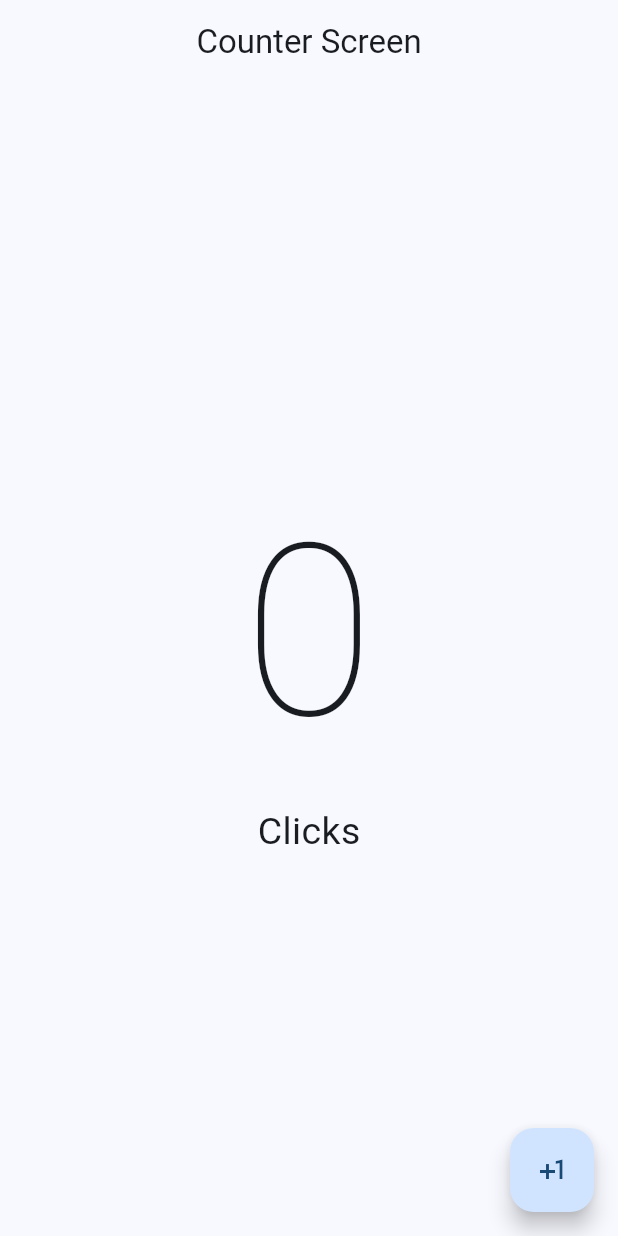
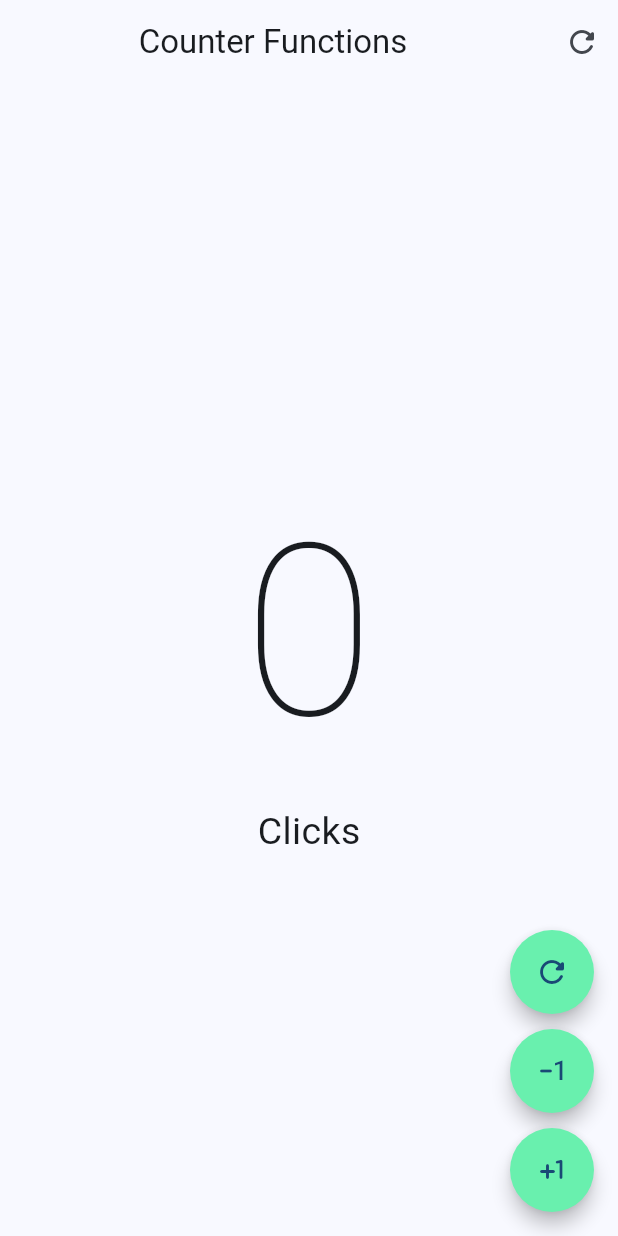
Before and after one commit to neyser-huaman/hello_world_app, a Flutter app: the screen it shows after launch, on a phone screen of 412 x 824 dp. Run offline on Flutter 3.47's test engine with Material 3 defaults, Android fonts, the phone set to English and light mode, and no system bars.

Commit message:
contador multifuncional

```diff
--- a/lib/main.dart
+++ b/lib/main.dart
@@ -1,6 +1,7 @@
 import 'package:flutter/cupertino.dart';
 import 'package:flutter/material.dart';
 import 'package:hello_world_app/presentation/screens/counter/counter_screen.dart';
+import 'package:hello_world_app/presentation/screens/counter_functcions_screen.dart';
 
 void main() {
   runApp(MyApp());
@@ -18,7 +19,7 @@ class MyApp extends StatelessWidget {
         useMaterial3: true,
         colorSchemeSeed: Colors.blue
       ),
-      home: CounterScreen()
+      home: CounterFunctionsScreen()
     );
   }
 }
--- a/lib/presentation/screens/counter/counter_screen.dart
+++ b/lib/presentation/screens/counter/counter_screen.dart
@@ -8,7 +8,7 @@ class CounterScreen extends StatefulWidget {
 }
 
 class _CounterScreenState extends State<CounterScreen> {
-  int clickcounter = 0;
+  int clickCounter = 0;
 
   @override
   Widget build(BuildContext context) {
@@ -19,20 +19,20 @@ class _CounterScreenState extends State<CounterScreen> {
           mainAxisAlignment: MainAxisAlignment.center,
           children: [
             Text(
-              '$clickcounter',
+              '$clickCounter',
               style: const TextStyle(
                 fontSize: 160,
                 fontWeight: FontWeight.w100,
               ),
             ),
-            const Text('Clicks', style: TextStyle(fontSize: 25)),
+            Text('Click${ clickCounter == 1 ? '':'s' }', style: const TextStyle(fontSize: 25)),
           ],
         ),
       ),
       floatingActionButton: FloatingActionButton(
         onPressed: () {
           setState(() {
-          clickcounter++;
+          clickCounter++;
           });
         },
         child: const Icon(Icons.plus_one),
--- /dev/null
+++ b/lib/presentation/screens/counter_functcions_screen.dart
@@ -0,0 +1,100 @@
+import 'package:flutter/material.dart';
+
+class CounterFunctionsScreen extends StatefulWidget {
+  const CounterFunctionsScreen({super.key});
+
+  @override
+  State<CounterFunctionsScreen> createState() => _CounterFunctionsScreenState();
+}
+
+class _CounterFunctionsScreenState extends State<CounterFunctionsScreen> {
+  int clickCounter = 0;
+
+  @override
+  Widget build(BuildContext context) {
+    return Scaffold(
+      appBar: AppBar(
+        title: Center(child: const Text('Counter Functions')),
+        actions: [
+          IconButton(
+            icon: Icon(Icons.refresh_rounded),
+            onPressed: () {
+              setState(() {
+                clickCounter = 0;
+              });
+            },
+          ),
+        ],
+      ),
+      body: Center(
+        child: Column(
+          mainAxisAlignment: MainAxisAlignment.center,
+          children: [
+            Text(
+              '$clickCounter',
+              style: const TextStyle(
+                fontSize: 160,
+                fontWeight: FontWeight.w100,
+              ),
+            ),
+            Text(
+              'Click${clickCounter == 1 ? '' : 's'}',
+              style: const TextStyle(fontSize: 25),
+            ),
+          ],
+        ),
+      ),
+      floatingActionButton: Column(
+        mainAxisAlignment: MainAxisAlignment.end,
+        children: [
+          CustomButton(
+            icon: Icons.refresh_rounded,
+            onPressed: () {
+              setState(() {
+                clickCounter = 0;
+              });
+            },
+          ),
+          SizedBox(height: 10),
+          CustomButton(
+            icon: Icons.exposure_minus_1_rounded,
+            onPressed: () {
+              if (clickCounter == 0) return;
+              setState(() {
+                clickCounter--;
+              });
+            },
+          ),
+          SizedBox(height: 10),
+          CustomButton(
+            icon: Icons.plus_one_rounded,
+            onPressed: () {
+              setState(() {
+                clickCounter++;
+              });
+            },
+          ),
+        ],
+      ),
+    );
+  }
+}
+
+class CustomButton extends StatelessWidget {
+  final IconData icon;
+  final VoidCallback? onPressed;
+
+  const CustomButton({super.key, required this.icon, required this.onPressed});
+
+  @override
+  Widget build(BuildContext context) {
+    return FloatingActionButton(
+      shape: StadiumBorder(),
+      enableFeedback: true,
+      elevation: 5,
+      backgroundColor: Colors.greenAccent,
+      onPressed: onPressed,
+      child: Icon(icon),
+    );
+  }
+}
```
